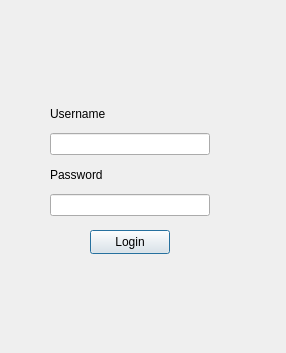
Before: the Qt Designer form login.ui in yvs1364/Qt_random_password, drawn with Qt 5.
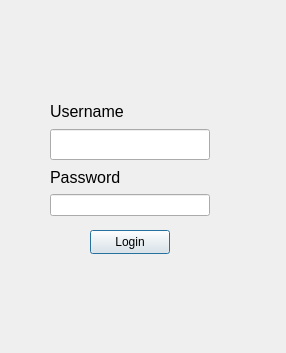
After: the same form once the commit is applied.

Patch:
```diff
--- a/login.ui
+++ b/login.ui
@@ -25,6 +25,13 @@
    <layout class="QVBoxLayout" name="verticalLayout">
     <item>
      <widget class="QLabel" name="label_username">
+      <property name="font">
+       <font>
+        <pointsize>12</pointsize>
+        <italic>false</italic>
+        <bold>false</bold>
+       </font>
+      </property>
       <property name="styleSheet">
        <string notr="true">font: 12pt &quot;Fira Code&quot;;</string>
       </property>
@@ -35,6 +42,20 @@
     </item>
     <item>
      <widget class="QLineEdit" name="lineEdit_username">
+      <property name="minimumSize">
+       <size>
+        <width>0</width>
+        <height>20</height>
+       </size>
+      </property>
+      <property name="font">
+       <font>
+        <family>Fira Code</family>
+        <pointsize>12</pointsize>
+        <italic>false</italic>
+        <bold>false</bold>
+       </font>
+      </property>
       <property name="styleSheet">
        <string notr="true">font: 12pt &quot;Fira Code&quot;;</string>
       </property>
@@ -42,6 +63,13 @@
     </item>
     <item>
      <widget class="QLabel" name="label_password">
+      <property name="font">
+       <font>
+        <pointsize>12</pointsize>
+        <italic>false</italic>
+        <bold>false</bold>
+       </font>
+      </property>
       <property name="styleSheet">
        <string notr="true">font: 12pt &quot;Fira Code&quot;;</string>
       </property>
```
Left out of the diff: 16 changed lines with no effect on the pictures.
